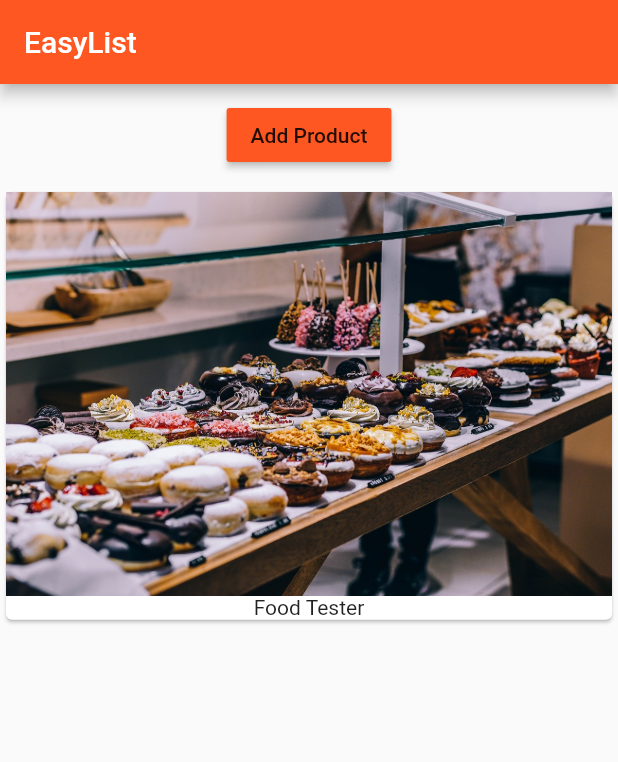
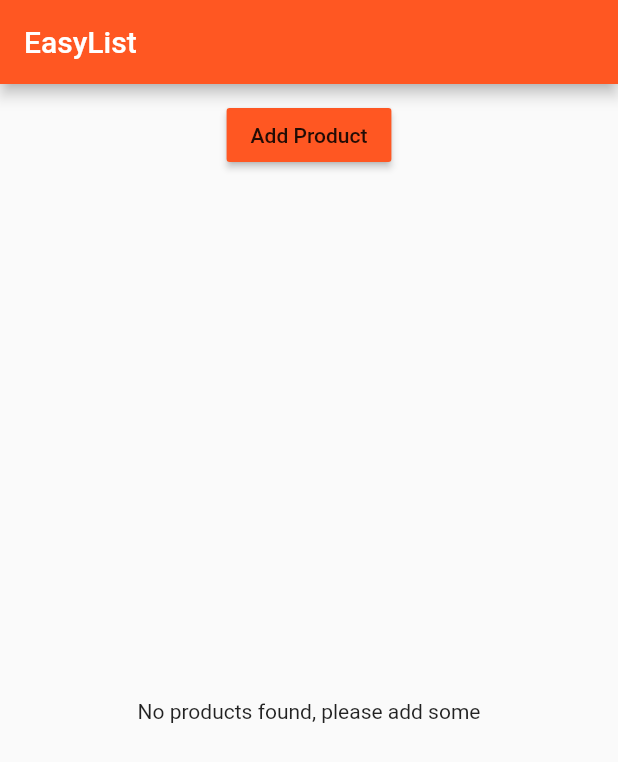
Before and after one commit to khiet/udemy_flutter, a Flutter app: the screen it shows after launch, on a phone screen of 412 x 824 dp. Shown: the top 762 px of the screen. Run offline on Flutter 3.47's test engine with Material 2 defaults, Android fonts, the phone set to English and light mode, and no system bars.

Commit message:
render contents conditionally

```diff
--- a/lib/main.dart
+++ b/lib/main.dart
@@ -16,7 +16,7 @@ class MyApp extends StatelessWidget {
         appBar: AppBar(
           title: Text('EasyList'),
         ),
-        body: ProductManager('Food Tester'),
+        body: ProductManager(),
       ),
     );
   }
--- a/lib/product_manager.dart
+++ b/lib/product_manager.dart
@@ -6,7 +6,7 @@ import './product_control.dart';
 class ProductManager extends StatefulWidget {
   final String startingProduct;
 
-  ProductManager(this.startingProduct);
+  ProductManager({this.startingProduct});
 
   @override
   State<StatefulWidget> createState() {
@@ -20,7 +20,9 @@ class _ProductManagerState extends State<ProductManager> {
   @override
   void initState() {
     super.initState();
-    _products.add(widget.startingProduct);
+    if (widget.startingProduct != null) {
+      _products.add(widget.startingProduct);
+    }
   }
 
   void _addProduct(String product) {
--- a/lib/products.dart
+++ b/lib/products.dart
@@ -18,9 +18,13 @@ class Products extends StatelessWidget {
 
   @override
   Widget build(BuildContext context) {
-    return ListView.builder(
-      itemBuilder: _buildProductItem,
-      itemCount: products.length,
-    );
+    return (products.length > 0)
+        ? ListView.builder(
+            itemBuilder: _buildProductItem,
+            itemCount: products.length,
+          )
+        : Center(
+            child: Text('No products found, please add some'),
+          );
   }
 }
```
